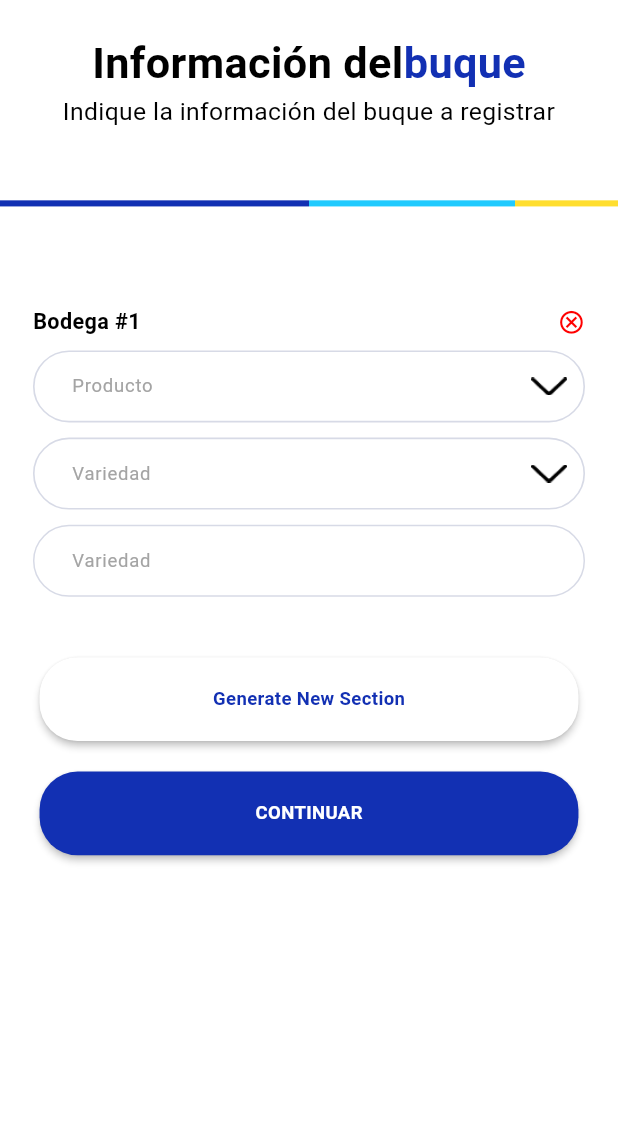
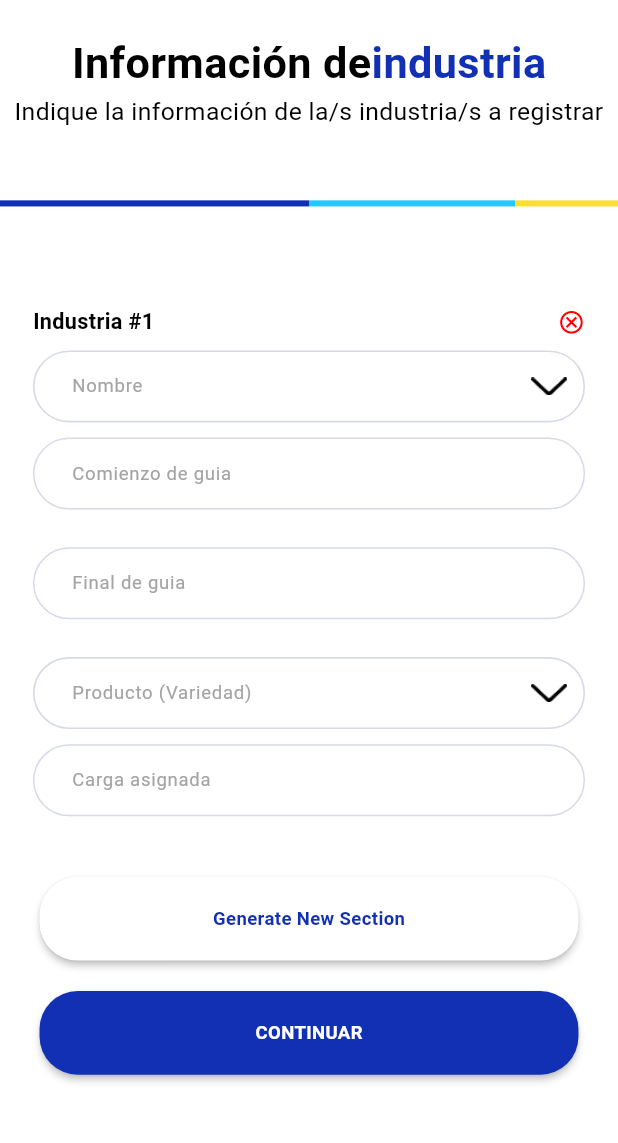
Before and after one commit to franuzcategui/cargocontrol, a Flutter app: the CreateIndustryInformationScreen screen opened directly, on a phone screen of 412 x 824 dp, the part 51-1194 px from its top. Run offline on Flutter 3.47's test engine with Material 3 defaults, Android fonts, the phone set to English and light mode, and no system bars; our stand-ins replace camera, cloud_firestore, equatable, firebase_auth, firebase_core, firebase_database and 11 more; missing offline and left inert: google_mlkit_commons, google_mlkit_text_recognition, numeric_keyboard; accounts and stored records are empty.

Commit message:
industry creation complete

```diff
--- a/lib/features/admin/create_industry/views/create_industry_information_screen.dart
+++ b/lib/features/admin/create_industry/views/create_industry_information_screen.dart
@@ -1,12 +1,12 @@
 import 'package:cargocontrol/commons/common_widgets/CustomTextFields.dart';
 import 'package:cargocontrol/commons/common_widgets/custom_button.dart';
 import 'package:cargocontrol/core/extensions/color_extension.dart';
-import 'package:cargocontrol/features/admin/create_vessel/widgets/bodega_section_widget.dart';
 import 'package:cargocontrol/routes/route_manager.dart';
 import '../../../../commons/common_imports/common_libs.dart';
 import '../../../../commons/common_widgets/common_header.dart';
 import '../../../../commons/common_widgets/custom_appbar.dart';
 import '../../../../commons/common_widgets/custom_dropdown.dart';
+import '../widgets/industry_section_widget.dart';
 
 class CreateIndustryInformationScreen extends StatefulWidget {
   const CreateIndustryInformationScreen({Key? key}) : super(key: key);
@@ -16,53 +16,79 @@ class CreateIndustryInformationScreen extends StatefulWidget {
 }
 
 class _CreateIndustryInformationScreenState extends State<CreateIndustryInformationScreen> {
-  List<_IndustryControllers> _bodegaInfoControllers = [];
-  List<Widget> _productDropDown = [];
-  List<Widget> _varietyDropDown = [];
-  List<Widget> _weights = [];
+  List<_IndustryControllers> _industryControllers = [];
+  List<Widget> _nameDropDowns = [];
+  List<Widget> _productDropDowns = [];
+  List<Widget> _comienzos = [];
+  List<Widget> _endOfGuides = [];
+  List<Widget> _loads = [];
 
-  createBodegaSection() {
+  createIndustrySection() {
     final section = _IndustryControllers();
-    final product =  CustomDropDown(ctr: section.productCtr, list: products, labelText: 'Producto',);
-    final variety = CustomDropDown(ctr: section.varietyCtr, list: varieties, labelText: 'Variedad',);
-    final weight = CustomTextField(
-      controller: section.nameCtr,
+    final product =  CustomDropDown(ctr: section.nameCtr, list: names, labelText: 'Nombre',);
+    final variety = CustomDropDown(ctr: section.productCtr, list: products, labelText: 'Producto (Variedad)',);
+    final comenzio = CustomTextField(
+      controller: section.comienzeCtr,
       onTap: (){},
       hintText: "",
-      label: 'Variedad',
+      label: 'Comienzo de guia',
+      onChanged: (val){},
+      obscure: false,
+      onFieldSubmitted: (val){},
+    );
+    final endOfGuide = CustomTextField(
+      controller: section.endOfGuideCtr,
+      onTap: (){},
+      hintText: "",
+      label: 'Final de guia',
+      onChanged: (val){},
+      obscure: false,
+      onFieldSubmitted: (val){},
+    );
+    final load = CustomTextField(
+      controller: section.loadCtr,
+      onTap: (){},
+      hintText: "",
+      label: 'Carga asignada',
       onChanged: (val){},
       obscure: false,
       onFieldSubmitted: (val){},
     );
     setState(() {
-      _bodegaInfoControllers.add(section);
-      _productDropDown.add(product);
-      _varietyDropDown.add(variety);
-      _weights.add(weight);
+      _industryControllers.add(section);
+      _nameDropDowns.add(product);
+      _productDropDowns.add(variety);
+      _comienzos.add(comenzio);
+      _endOfGuides.add(endOfGuide);
+      _loads.add(load);
     });
   }
 
-  Widget _bodegaSections() {
+  Widget _industrySections() {
     final children = [
-      for (var i = 0; i < _bodegaInfoControllers.length; i++)
-        BodegaSectionWidget(
+      for (var i = 0; i < _industryControllers.length; i++)
+        IndustrySectionWidget(
           index: i,
+          comenzoWIdget: _comienzos[i],
+          endOfGuideWidget: _endOfGuides[i],
+          loadWidget: _loads[i],
+          nameWidget: _nameDropDowns[i],
+          productWidget: _productDropDowns[i],
           onRemove: (){
             if(i ==0){
 
             }else{
               setState(() {
-                _bodegaInfoControllers.removeAt(i);
-                _productDropDown.removeAt(i);
-                _varietyDropDown.removeAt(i);
-                _weights.removeAt(i);
+                _industryControllers.removeAt(i);
+                _nameDropDowns.removeAt(i);
+                _productDropDowns.removeAt(i);
+                _comienzos.removeAt(i);
+                _endOfGuides.removeAt(i);
+                _loads.removeAt(i);
               });
             }
 
           },
-          productWidget: _productDropDown[i],
-          varietyWidget: _varietyDropDown[i],
-          weightWidget: _weights[i],
         )
     ];
     return SingleChildScrollView(
@@ -72,13 +98,13 @@ class _CreateIndustryInformationScreenState extends State<CreateIndustryInformat
     );
   }
 
-  List<String> products = [
-    "Rice",
-    "Corn",
-    "Veggie"
+  List<String> names = [
+    "C.A.C.S.A",
+    "B.A.C.S.A",
+    "D.A.C.S.A",
   ];
 
-  List<String> varieties = [
+  List<String> products = [
     "Rice",
     "Corn",
     "Veggie"
@@ -87,7 +113,7 @@ class _CreateIndustryInformationScreenState extends State<CreateIndustryInformat
   @override
   void initState() {
     super.initState();
-    createBodegaSection();
+    createIndustrySection();
   }
 
   @override
@@ -98,26 +124,26 @@ class _CreateIndustryInformationScreenState extends State<CreateIndustryInformat
         child: Column(
           children: [
             const CommonHeader(
-              title: "Información del",
-              subtitle: "buque" ,
-              description: "Indique la información del buque a registrar",
+              title: "Información de",
+              subtitle: "industria" ,
+              description: "Indique la información de la/s industria/s a registrar",
             ),
             Padding(
               padding: EdgeInsets.symmetric(horizontal: 20.w),
               child: Column(
                 children: [
                   SizedBox(height: 60.h,),
-                  _bodegaSections(),
+                  _industrySections(),
                   SizedBox(height: 15.h,),
                   CustomButton(
-                    onPressed: createBodegaSection,
+                    onPressed: createIndustrySection,
                     buttonText: "Generate New Section",
                     backColor: context.scaffoldBackgroundColor,
                     textColor: context.mainColor,
                   ),
                   CustomButton(
                       onPressed: (){
-                        Navigator.pushNamed(context, AppRoutes.adminCreateVesselCompleteDataScreen);
+                        Navigator.pushNamed(context, AppRoutes.adminCreateIndustryCompleteDataScreen);
                       },
                       buttonText: "CONTINUAR"
                   ),
@@ -133,17 +159,23 @@ class _CreateIndustryInformationScreenState extends State<CreateIndustryInformat
 
 class _IndustryControllers {
   TextEditingController nameCtr = TextEditingController();
+  TextEditingController comienzeCtr = TextEditingController();
+  TextEditingController endOfGuideCtr = TextEditingController();
   TextEditingController productCtr = TextEditingController();
-  TextEditingController varietyCtr = TextEditingController();
+  TextEditingController loadCtr = TextEditingController();
   void dispose() {
     nameCtr.dispose();
+    comienzeCtr.dispose();
+    endOfGuideCtr.dispose();
     productCtr.dispose();
-    varietyCtr.dispose();
+    loadCtr.dispose();
   }
 
   void clear() {
     nameCtr.clear();
+    comienzeCtr.clear();
+    endOfGuideCtr.clear();
     productCtr.clear();
-    varietyCtr.clear();
+    loadCtr.clear();
   }
 }
--- a/lib/features/admin/create_industry/views/create_industry_screen.dart
+++ b/lib/features/admin/create_industry/views/create_industry_screen.dart
@@ -91,7 +91,9 @@ class _CreateIndustryScreenState extends State<CreateIndustryScreen> {
               ),
               CustomButton(
                 buttonText:  'CONTINUAR',
-                onPressed: (){},
+                onPressed: (){
+                  Navigator.pushNamed(context, AppRoutes.adminCreateIndustryInformationScreen);
+                },
               ),
               SizedBox(
                 height: MediaQuery.of(context).padding.bottom,
--- /dev/null
+++ b/lib/features/admin/create_industry/widgets/industry_section_widget.dart
@@ -0,0 +1,43 @@
+import 'package:cargocontrol/core/extensions/color_extension.dart';
+import 'package:cargocontrol/utils/constants/font_manager.dart';
+
+import '../../../../commons/common_imports/common_libs.dart';
+
+class IndustrySectionWidget extends StatelessWidget {
+  final int index;
+  final Widget nameWidget;
+  final Widget comenzoWIdget;
+  final Widget endOfGuideWidget;
+  final Widget productWidget;
+  final Widget loadWidget;
+  final VoidCallback onRemove;
+  const IndustrySectionWidget({Key? key, required this.index, required this.productWidget, required this.onRemove, required this.nameWidget, required this.comenzoWIdget, required this.endOfGuideWidget, required this.loadWidget}) : super(key: key);
+
+  @override
+  Widget build(BuildContext context) {
+    return Column(
+      crossAxisAlignment: CrossAxisAlignment.start,
+      children: [
+        Row(
+          mainAxisAlignment: MainAxisAlignment.spaceBetween,
+          children: [
+            Text('Industria #${index+1}', style: getBoldStyle(color: context.textColor, fontSize: MyFonts.size14),),
+            GestureDetector(
+                onTap: onRemove,
+                child: Icon(Icons.cancel_outlined, size: 18.sp, color: context.errorColor,))
+          ],
+        ),
+        SizedBox(height: 8.h,),
+        nameWidget,
+        SizedBox(height: 10.h,),
+        comenzoWIdget,
+        SizedBox(height: 10.h,),
+        endOfGuideWidget,
+        SizedBox(height: 10.h,),
+        productWidget,
+        SizedBox(height: 10.h,),
+        loadWidget,
+      ],
+    );
+  }
+}
--- a/lib/routes/route_manager.dart
+++ b/lib/routes/route_manager.dart
@@ -1,3 +1,5 @@
+import 'package:cargocontrol/features/admin/create_industry/views/create_industry_complete_data_screen.dart';
+import 'package:cargocontrol/features/admin/create_industry/views/create_industry_information_screen.dart';
 import 'package:cargocontrol/features/admin/create_industry/views/create_industry_screen.dart';
 import 'package:cargocontrol/features/admin/create_vessel/views/create_vessel_complete_data_screen.dart';
 import 'package:cargocontrol/features/admin/create_vessel/views/create_vessel_screen.dart';
@@ -6,6 +8,7 @@ import 'package:cargocontrol/features/admin/main_menu/views/ad_main_menu_screen.
 import 'package:cargocontrol/features/auth/views/login_screen.dart';
 import 'package:flutter/material.dart';
 
+import '../features/admin/create_industry/widgets/industries_for_all_data.dart';
 import '../features/admin/create_vessel/views/create_vessle_bodega_info_screen.dart';
 import '../features/dashboard/components/dashboard_screen.dart';
 import 'navigation.dart';
@@ -19,6 +22,8 @@ class AppRoutes {
   static const String registrationSuccessFullScreen = '/registrationSuccessFullScreen';
 
   static const String adminCreateIndustryScreen = '/adminCreateIndustryScreen';
+  static const String adminCreateIndustryInformationScreen = '/adminCreateIndustryInformationScreen';
+  static const String adminCreateIndustryCompleteDataScreen = '/adminCreateIndustryCompleteDataScreen';
 
 
 
@@ -43,6 +48,10 @@ class AppRoutes {
 
       case adminCreateIndustryScreen:
         return _buildRoute(const CreateIndustryScreen());
+      case adminCreateIndustryInformationScreen:
+        return _buildRoute(const CreateIndustryInformationScreen());
+      case adminCreateIndustryCompleteDataScreen:
+        return _buildRoute(const CreateIndustryCompleteDataScreen());
 
 
 
```
Also changed, not shown: lib/features/admin/create_industry/views/create_industry_complete_data_screen.dart (added, +69 -0 lines), lib/features/admin/create_industry/widgets/industries_for_all_data.dart (added, +51 -0 lines).
